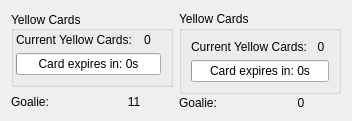
Above: src/ra/teaminfowidget.ui from robotics-erlangen/framework before the change. Below: the same form after it.
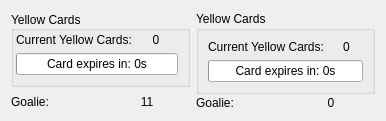
That is the form after the change.

```diff
--- a/src/ra/teaminfowidget.ui
+++ b/src/ra/teaminfowidget.ui
@@ -6,8 +6,8 @@
    <rect>
     <x>0</x>
     <y>0</y>
-    <width>352</width>
-    <height>104</height>
+    <width>386</width>
+    <height>106</height>
    </rect>
   </property>
   <property name="windowTitle">
```
Left out of the diff: 8 changed lines with no effect on the pictures.
